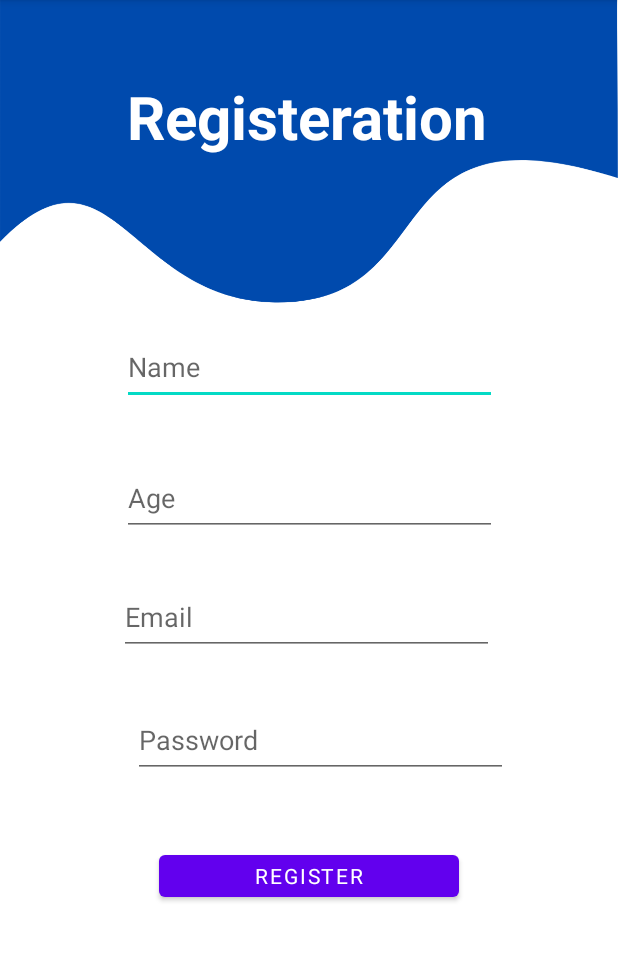
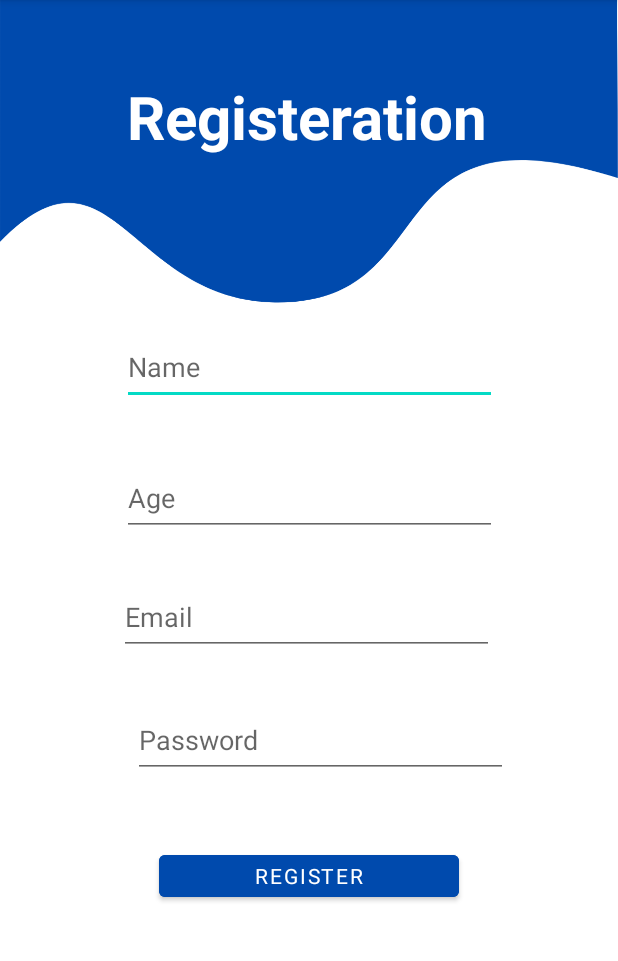
Before and after one commit to RawfSaleh/MajorsVotingSystem, an Android app: the registeration screen opened directly, with no data from a screen before it, on a phone screen of 412 x 824 dp, the part 84-1045 px from its top. Run offline under Robolectric (Android 15) with nearby library versions, the phone set to English and light mode, and no system bars; our stand-ins replace Firebase (no records; nobody signed in at launch, a user with empty details on screens opened directly).

Commit message:
Modification on code

```diff
--- a/app/src/main/java/com/example/majorsvotingsystem/LogIn.java
+++ b/app/src/main/java/com/example/majorsvotingsystem/LogIn.java
@@ -82,7 +82,7 @@ public class LogIn extends AppCompatActivity implements View.OnClickListener{
             public void onComplete(@NonNull Task<AuthResult> task) {
                 if(task.isSuccessful()){
                     //redirect to user profile
-                    startActivity(new Intent(LogIn.this,VotingPage.class));
+                    startActivity(new Intent(LogIn.this,ProcessSuccessed.class));
                 }else {
                     Toast.makeText(LogIn.this, "Faild to login! please check your credentials", Toast.LENGTH_SHORT).show();
                 }
--- a/app/src/main/java/com/example/majorsvotingsystem/ProcessSuccessed.java
+++ b/app/src/main/java/com/example/majorsvotingsystem/ProcessSuccessed.java
@@ -20,8 +20,6 @@ import com.google.firebase.database.ValueEventListener;
 public class ProcessSuccessed extends AppCompatActivity {
     // creating a variable for
     // our Firebase Database.
-    FirebaseDatabase firebaseDatabase;
-    private FirebaseAuth mAuth;
     DatabaseReference reference;
 
     @Override
@@ -38,7 +36,7 @@ public class ProcessSuccessed extends AppCompatActivity {
             public void onDataChange(@NonNull DataSnapshot snapshot) {
 
                    String n = snapshot.child(FirebaseAuth.getInstance().getCurrentUser().getUid()).child("name").getValue().toString();
-                   na.setText("Thank u "+ n);
+                   na.setText("Thank you "+ n);
             }
 
             @Override
--- a/app/src/main/java/com/example/majorsvotingsystem/user.java
+++ b/app/src/main/java/com/example/majorsvotingsystem/user.java
@@ -12,4 +12,5 @@ public class user {
         this.email=email;
         this.vote = vote;
     }
+
 }
--- a/app/src/main/res/layout/activity_registeration.xml
+++ b/app/src/main/res/layout/activity_registeration.xml
@@ -76,6 +76,7 @@
         android:layout_width="200dp"
         android:layout_height="40dp"
         android:layout_marginTop="45dp"
+        android:backgroundTint="#004AAD"
         android:text="Register"
         android:fontFamily="sans-serif"
         android:textColor="@color/white"
```
